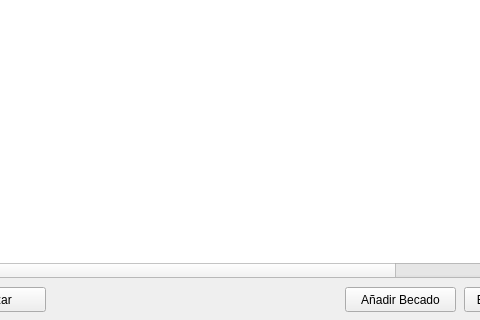
This is src/UI/gestorApadrinamiento.ui in PurpleFlamingo/purpleACOES as Qt 5 draws it before an edit; both pictures show x 185 to 665 and y 153 to 473 of the 773 by 473 pixel window. The edited form follows.
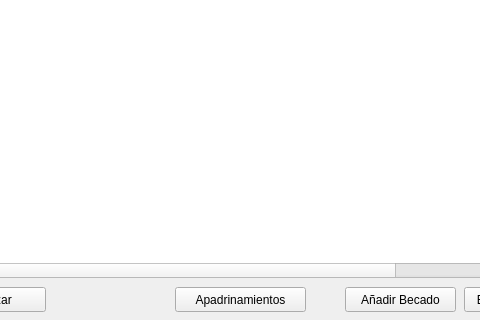
This is the edited form.

Commit message: Consulta apadrinamiento completado y correcion en mapeo Apadrinamiento y otras clases

Patch:
```diff
--- a/src/UI/gestorApadrinamiento.ui
+++ b/src/UI/gestorApadrinamiento.ui
@@ -349,6 +349,19 @@
      <string>C. Residencia</string>
     </property>
    </widget>
+   <widget class="QPushButton" name="bApadrinamientos">
+    <property name="geometry">
+     <rect>
+      <x>360</x>
+      <y>440</y>
+      <width>131</width>
+      <height>25</height>
+     </rect>
+    </property>
+    <property name="text">
+     <string>Apadrinamientos</string>
+    </property>
+   </widget>
   </widget>
  </widget>
  <resources/>
```
The commit also changes 8 other files.
